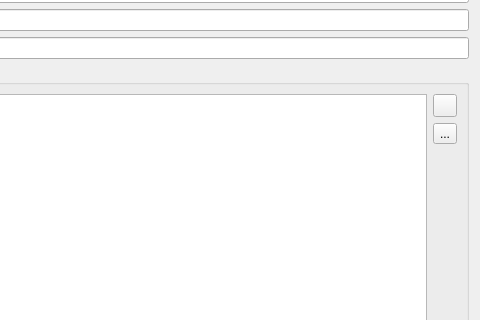
First picture: the form in gamemasterdialog.ui, repository obiwankennedy/rcm, before the edit; both pictures show x 211 to 691 and y 86 to 406 of the 691 by 523 pixel window.
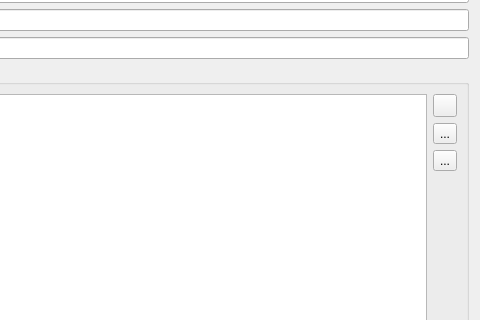
Second picture: the form after the edit.

Patch:
```diff
--- a/gamemasterdialog.ui
+++ b/gamemasterdialog.ui
@@ -96,6 +96,13 @@
           </property>
          </widget>
         </item>
+        <item>
+         <widget class="QToolButton" name="m_addGame">
+          <property name="text">
+           <string>...</string>
+          </property>
+         </widget>
+        </item>
         <item>
          <spacer name="verticalSpacer">
           <property name="orientation">
```
